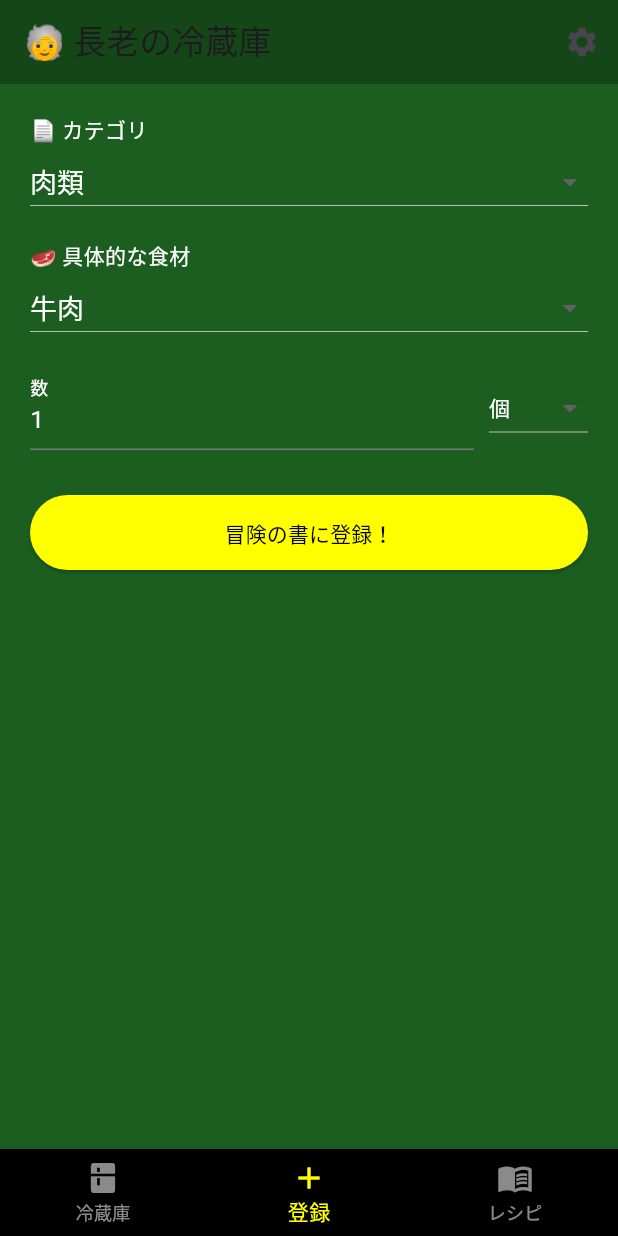
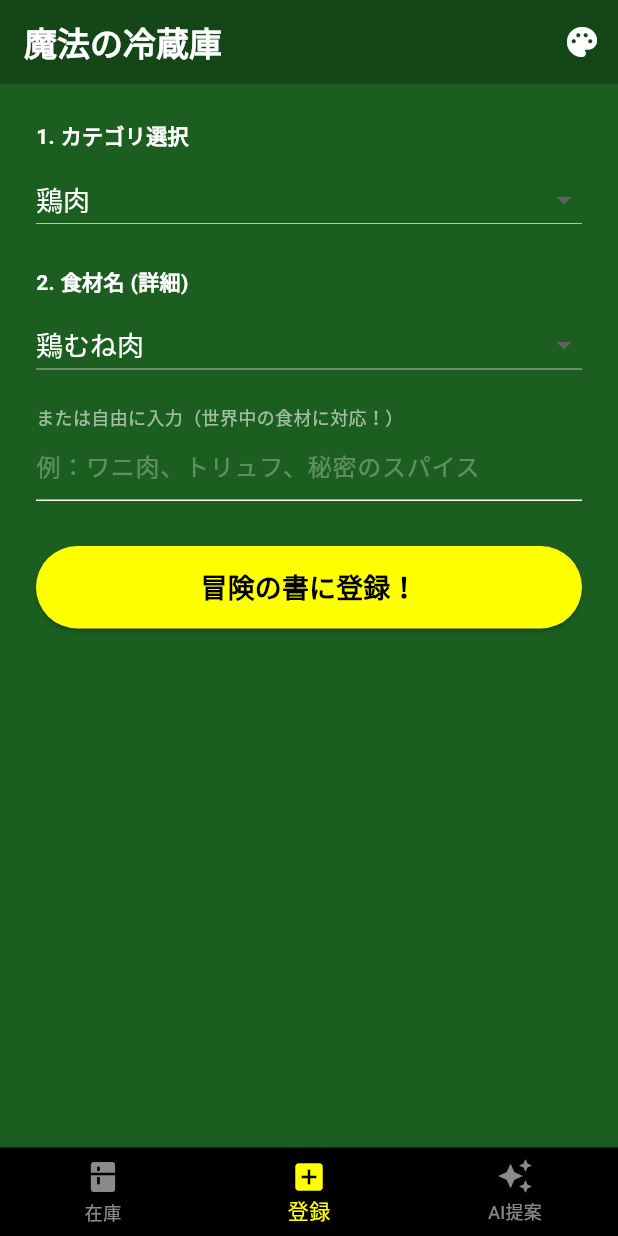
Before and after one commit to cdsa1230126-ai/reizoko_app, a Flutter app: the screen it shows after launch, item 2 of the bottom bar chosen, on a phone screen of 412 x 824 dp. Run offline on Flutter 3.47's test engine with Material 3 defaults, Android fonts, the phone set to English and light mode, and no system bars; our stand-ins replace shared_preferences; missing offline and left inert: dart:js.

Commit message:
2026/4/14/09:17

```diff
--- a/lib/main.dart
+++ b/lib/main.dart
@@ -7,8 +7,10 @@ import 'dart:js' as js;
 
 Future<void> main() async {
   WidgetsFlutterBinding.ensureInitialized();
-  // エラーを避けるため、既存のMyAppではなくReizokoAppを直接起動します
-  runApp(const MaterialApp(home: ReizokoApp(), debugShowCheckedModeBanner: false));
+  runApp(const MaterialApp(
+    home: ReizokoApp(),
+    debugShowCheckedModeBanner: false,
+  ));
 }
 
 class ReizokoApp extends StatefulWidget {
@@ -21,185 +23,146 @@ class _ReizokoAppState extends State<ReizokoApp> with TickerProviderStateMixin {
   int _currentTabIndex = 0;
   int modeIndex = 0;
   List<dynamic> inventory = [];
-  List<dynamic> shoppingList = [];
-  List<dynamic> recentlyConsumed = [];
-  bool autoShoppingAdd = true;
   Color customColor = const Color(0xFF1B5E20);
+  String recipeApiKey = "";
 
-  // 楽天レシピ検索用URL
-  final String recipeSearchBaseUrl = "https://recipe.rakuten.co.jp/search/";
-
-  // --- 食材マスタ (2段階プルダウン用) ---
+  // --- 劇的に拡張した食材マスタ (世界中の詳細な食材に対応) ---
   final Map<String, List<Map<String, dynamic>>> _foodMaster = {
-    "肉類": [
-      {"name": "牛肉", "icon": "🥩", "limit": 3},
-      {"name": "豚肉", "icon": "🥩", "limit": 3},
-      {"name": "鶏肉", "icon": "🍗", "limit": 2},
-      {"name": "ひき肉", "icon": "🥩", "limit": 2},
-      {"name": "ハム・ソーセージ", "icon": "🥓", "limit": 7},
+    "鶏肉": [
+      {"name": "鶏むね肉", "icon": "🍗", "limit": 2},
+      {"name": "鶏もも肉", "icon": "🍗", "limit": 2},
+      {"name": "ささみ", "icon": "🍗", "limit": 2},
+      {"name": "手羽先", "icon": "🍗", "limit": 2},
+      {"name": "鶏ひき肉", "icon": "🥩", "limit": 1},
+    ],
+    "豚肉": [
+      {"name": "豚バラ肉", "icon": "🥩", "limit": 3},
+      {"name": "豚ロース", "icon": "🥩", "limit": 3},
+      {"name": "豚こま切れ", "icon": "🥩", "limit": 3},
+      {"name": "豚ひき肉", "icon": "🥩", "limit": 2},
+    ],
+    "牛肉": [
+      {"name": "牛サーロイン", "icon": "🥩", "limit": 3},
+      {"name": "牛もも肉", "icon": "🥩", "limit": 3},
+      {"name": "牛バラ肉", "icon": "🥩", "limit": 3},
+      {"name": "牛ひき肉", "icon": "🥩", "limit": 2},
     ],
     "魚介類": [
-      {"name": "鮭", "icon": "🐟", "limit": 2},
-      {"name": "鯖", "icon": "🐟", "limit": 2},
-      {"name": "刺身", "icon": "🍣", "limit": 1},
-      {"name": "エビ・カニ", "icon": "🦀", "limit": 2},
+      {"name": "サーモン", "icon": "🐟", "limit": 2},
+      {"name": "真鯛", "icon": "🐟", "limit": 2},
+      {"name": "マグロ赤身", "icon": "🍣", "limit": 1},
+      {"name": "鯖", "icon": "🐟", "limit": 3},
+      {"name": "むきエビ", "icon": "🦐", "limit": 3},
+      {"name": "ホタテ", "icon": "🐚", "limit": 2},
     ],
     "野菜・果物": [
       {"name": "キャベツ", "icon": "🥬", "limit": 7},
-      {"name": "レタス", "icon": "🥗", "limit": 4},
-      {"name": "トマト", "icon": "🍅", "limit": 5},
       {"name": "玉ねぎ", "icon": "🧅", "limit": 21},
-      {"name": "人参", "icon": "🥕", "limit": 14},
-      {"name": "じゃがいも", "icon": "🥔", "limit": 30},
+      {"name": "アボカド", "icon": "🥑", "limit": 5},
+      {"name": "ブロッコリー", "icon": "🥦", "limit": 4},
+      {"name": "パクチー", "icon": "🌿", "limit": 3},
+      {"name": "パプリカ", "icon": "🫑", "limit": 7},
     ],
-    "乳製品・卵": [
-      {"name": "牛乳", "icon": "🥛", "limit": 5},
-      {"name": "卵", "icon": "🥚", "limit": 14},
-      {"name": "チーズ", "icon": "🧀", "limit": 30},
-    ],
-    "主食・その他": [
-      {"name": "米", "icon": "🍚", "limit": 365},
-      {"name": "パン", "icon": "🍞", "limit": 3},
-      {"name": "豆腐", "icon": "⬜", "limit": 3},
-      {"name": "納豆", "icon": "🍱", "limit": 7},
+    "世界・加工品": [
+      {"name": "生ハム", "icon": "🥓", "limit": 10},
+      {"name": "モッツァレラ", "icon": "🧀", "limit": 7},
+      {"name": "キムチ", "icon": "🌶️", "limit": 14},
+      {"name": "ココナッツミルク", "icon": "🥥", "limit": 30},
+      {"name": "ソーセージ", "icon": "🌭", "limit": 10},
     ],
   };
 
-  String _selectedCategory = "肉類";
-  String _selectedFoodName = "牛肉";
-  String selectedIcon = "🥩";
-
-  // 背景色パレット (元の膨大なリストを保持)
-  final List<Map<String, dynamic>> colorPalette = [
-    {"name": "IndianRed", "color": const Color(0xFFCD5C5C)},
-    {"name": "Salmon", "color": const Color(0xFFFA8072)},
-    {"name": "Crimson", "color": const Color(0xFFDC143C)},
-    {"name": "DeepPink", "color": const Color(0xFFFF1493)},
-    {"name": "Coral", "color": const Color(0xFFFF7F50)},
-    {"name": "Orange", "color": const Color(0xFFFFA500)},
-    {"name": "Gold", "color": const Color(0xFFFFD700)},
-    {"name": "Yellow", "color": const Color(0xFFFFFF00)},
-    {"name": "ForestGreen", "color": const Color(0xFF228B22)},
-    {"name": "Teal", "color": const Color(0xFF008080)},
-    {"name": "Navy", "color": const Color(0xFF233B6C)},
-    {"name": "Black", "color": const Color(0xFF000000)},
-    {"name": "山吹色", "color": const Color(0xFFF8B400)},
-    {"name": "真紅", "color": const Color(0xFFB13546)},
-  ];
-
-  final TextEditingController _dateController = TextEditingController(text: "3");
+  String _selectedCategory = "鶏肉";
+  String _selectedFoodName = "鶏むね肉";
+  final TextEditingController _customFoodController = TextEditingController();
   final TextEditingController _countController = TextEditingController(text: "1");
   String _selectedUnit = "個";
-  final List<String> _unitOptions = ["個", "kg", "g", "本", "ml", "L", "パック", "袋"];
 
-  late AnimationController _blinkController;
+  // --- 自動テキストカラー調整ロジック (修正版) ---
+  Color get _dynamicTextColor =>
+      customColor.computeLuminance() > 0.4 ? Colors.black : Colors.white;
 
   @override
   void initState() {
     super.initState();
-    _blinkController = AnimationController(vsync: this, duration: const Duration(milliseconds: 800))..repeat(reverse: true);
     _loadData();
-  }
-
-  @override
-  void dispose() {
-    _blinkController.dispose();
-    _dateController.dispose();
-    _countController.dispose();
-    super.dispose();
-  }
-
-  // --- レシピ検索 (JSで別窓を開く) ---
-  void _openRecipeSearch(String keyword) {
-    final url = "$recipeSearchBaseUrl$keyword/";
-    js.context.callMethod('open', [url]);
-    _speak("${keyword}のレシピを探してきたぞ！");
-  }
-
-  // --- 保存・読み込み ---
-  Future<void> _saveData() async {
-    final prefs = await SharedPreferences.getInstance();
-    await prefs.setInt('modeIndex', modeIndex);
-    await prefs.setString('inventory', jsonEncode(inventory));
-    await prefs.setString('shoppingList', jsonEncode(shoppingList));
-    await prefs.setString('recentlyConsumed', jsonEncode(recentlyConsumed));
-    await prefs.setBool('autoShoppingAdd', autoShoppingAdd);
-    await prefs.setInt('savedColor', customColor.value);
   }
 
   Future<void> _loadData() async {
     final prefs = await SharedPreferences.getInstance();
     setState(() {
-      modeIndex = prefs.getInt('modeIndex') ?? 0;
       inventory = jsonDecode(prefs.getString('inventory') ?? "[]");
-      shoppingList = jsonDecode(prefs.getString('shoppingList') ?? "[]");
-      recentlyConsumed = jsonDecode(prefs.getString('recentlyConsumed') ?? "[]");
-      autoShoppingAdd = prefs.getBool('autoShoppingAdd') ?? true;
+      recipeApiKey = prefs.getString('recipeApiKey') ?? "";
       int? savedColor = prefs.getInt('savedColor');
       if (savedColor != null) customColor = Color(savedColor);
     });
   }
 
-  // --- プルダウン連動 ---
-  void _onCategoryChanged(String? newCat) {
-    if (newCat == null) return;
-    setState(() {
-      _selectedCategory = newCat;
-      _selectedFoodName = _foodMaster[newCat]![0]["name"];
-      _updateAutoFields(_selectedFoodName);
-    });
+  Future<void> _saveData() async {
+    final prefs = await SharedPreferences.getInstance();
+    await prefs.setString('inventory', jsonEncode(inventory));
+    await prefs.setString('recipeApiKey', recipeApiKey);
+    await prefs.setInt('savedColor', customColor.value);
   }
 
-  void _onFoodChanged(String? newName) {
-    if (newName == null) return;
-    setState(() {
-      _selectedFoodName = newName;
-      _updateAutoFields(newName);
-    });
+  @override
+  Widget build(BuildContext context) {
+    return Scaffold(
+      backgroundColor: customColor,
+      appBar: AppBar(
+        title: Text("魔法の冷蔵庫", style: TextStyle(color: _dynamicTextColor, fontWeight: FontWeight.bold)),
+        backgroundColor: Colors.black26,
+        elevation: 0,
+        iconTheme: IconThemeData(color: _dynamicTextColor),
+        actions: [
+          IconButton(
+            icon: Icon(Icons.palette, color: _dynamicTextColor),
+            onPressed: _showColorPicker,
+          ),
+        ],
+      ),
+      body: IndexedStack(
+        index: _currentTabIndex,
+        children: [
+          _buildInventoryView(),
+          _buildAddView(),
+          _buildRecipeSettingView(),
+        ],
+      ),
+      bottomNavigationBar: BottomNavigationBar(
+        currentIndex: _currentTabIndex,
+        onTap: (i) => setState(() => _currentTabIndex = i),
+        backgroundColor: Colors.black,
+        selectedItemColor: Colors.yellowAccent,
+        unselectedItemColor: Colors.white54,
+        items: const [
+          BottomNavigationBarItem(icon: Icon(Icons.kitchen), label: "在庫"),
+          BottomNavigationBarItem(icon: Icon(Icons.add_box), label: "登録"),
+          BottomNavigationBarItem(icon: Icon(Icons.auto_awesome), label: "AI提案"),
+        ],
+      ),
+    );
   }
 
-  void _updateAutoFields(String foodName) {
-    final foodData = _foodMaster[_selectedCategory]!.firstWhere((e) => e["name"] == foodName);
-    selectedIcon = foodData["icon"];
-    _dateController.text = foodData["limit"].toString();
+  // --- 1. 在庫一覧画面 ---
+  Widget _buildInventoryView() {
+    if (inventory.isEmpty) {
+      return Center(child: Text("庫内が空っぽじゃ...", style: TextStyle(color: _dynamicTextColor, fontSize: 18)));
     }
-
-  void _consumeItem(int index) {
-    var item = inventory[index];
-    recentlyConsumed.removeWhere((e) => e["name"] == item["name"]);
-    recentlyConsumed.insert(0, item);
-    if (autoShoppingAdd && !shoppingList.any((s) => s["name"] == item["name"])) {
-      shoppingList.add(item);
-    }
-    _speak("${item["name"]}を使い切ったぞ！");
-    inventory.removeAt(index);
-    _saveData();
-  }
-
-  // --- 各画面のビルド ---
-  Widget _buildInventoryView(Color textColor) {
     return ListView.builder(
       itemCount: inventory.length,
+      padding: const EdgeInsets.all(12),
       itemBuilder: (context, index) {
         final item = inventory[index];
-        final limitDays = int.tryParse(item["limit"].replaceAll(RegExp(r'[^0-9]'), '')) ?? 99;
-        bool shouldBlink = limitDays <= 1;
-
-        return Dismissible(
-          key: UniqueKey(),
-          onDismissed: (dir) => _consumeItem(index),
-          background: Container(color: Colors.red, child: const Icon(Icons.delete, color: Colors.white)),
-          child: Card(
+        return Card(
           color: Colors.black38,
           child: ListTile(
-              leading: Text(item["icon"], style: const TextStyle(fontSize: 28)),
-              title: Text(item["name"], style: const TextStyle(color: Colors.white)),
-              subtitle: Text("あと ${item["count"]} ${item["unit"]}", style: const TextStyle(color: Colors.white70)),
-              trailing: AnimatedBuilder(
-                animation: _blinkController,
-                builder: (ctx, child) => Opacity(opacity: shouldBlink ? _blinkController.value : 1.0,
-                child: Text(item["limit"], style: TextStyle(color: shouldBlink ? Colors.redAccent : Colors.greenAccent, fontWeight: FontWeight.bold))),
-              ),
+            leading: Text(item["icon"] ?? "📦", style: const TextStyle(fontSize: 28)),
+            title: Text(item["name"], style: TextStyle(color: _dynamicTextColor, fontWeight: FontWeight.bold)),
+            subtitle: Text("${item["count"]} ${item["unit"]} | ${item["limit"]}", style: TextStyle(color: _dynamicTextColor.withOpacity(0.7))),
+            trailing: IconButton(
+              icon: const Icon(Icons.delete_outline, color: Colors.redAccent),
+              onPressed: () => setState(() { inventory.removeAt(index); _saveData(); }),
             ),
           ),
         );
@@ -207,96 +170,125 @@ class _ReizokoAppState extends State<ReizokoApp> with TickerProviderStateMixin {
     );
   }
 
-  Widget _buildAddView(Color textColor) {
-    return SingleChildScrollView(padding: const EdgeInsets.all(20), child: Column(crossAxisAlignment: CrossAxisAlignment.start, children: [
-      Text("📄 カテゴリ", style: TextStyle(color: textColor)),
+  // --- 2. 食材登録画面 (世界中の食材・自由入力対応) ---
+  Widget _buildAddView() {
+    return SingleChildScrollView(
+      padding: const EdgeInsets.all(24),
+      child: Column(
+        crossAxisAlignment: CrossAxisAlignment.start,
+        children: [
+          _label("1. カテゴリ選択"),
           DropdownButton<String>(
             value: _selectedCategory,
             isExpanded: true,
             dropdownColor: Colors.grey[900],
-        style: TextStyle(color: textColor, fontSize: 18),
-        items: _foodMaster.keys.map((cat) => DropdownMenuItem(value: cat, child: Text(cat))).toList(),
-        onChanged: _onCategoryChanged,
+            style: TextStyle(color: _dynamicTextColor, fontSize: 18),
+            items: _foodMaster.keys.map((s) => DropdownMenuItem(value: s, child: Text(s))).toList(),
+            onChanged: (v) => setState(() {
+              _selectedCategory = v!;
+              _selectedFoodName = _foodMaster[v]![0]["name"];
+            }),
           ),
-      const SizedBox(height: 15),
-      Text("🥩 具体的な食材", style: TextStyle(color: textColor)),
+          const SizedBox(height: 20),
+          _label("2. 食材名 (詳細)"),
           DropdownButton<String>(
             value: _selectedFoodName,
             isExpanded: true,
             dropdownColor: Colors.grey[900],
-        style: TextStyle(color: textColor, fontSize: 18),
+            style: TextStyle(color: _dynamicTextColor, fontSize: 18),
             items: _foodMaster[_selectedCategory]!.map((f) => DropdownMenuItem(value: f["name"] as String, child: Text(f["name"]))).toList(),
-        onChanged: _onFoodChanged,
+            onChanged: (v) => setState(() => _selectedFoodName = v!),
           ),
           const SizedBox(height: 15),
-      Row(children: [
-        Expanded(child: TextField(controller: _countController, style: TextStyle(color: textColor), decoration: InputDecoration(labelText: "数", labelStyle: TextStyle(color: textColor)))),
-        const SizedBox(width: 10),
-        DropdownButton<String>(value: _selectedUnit, dropdownColor: Colors.black87, style: TextStyle(color: textColor), items: _unitOptions.map((u) => DropdownMenuItem(value: u, child: Text(u))).toList(), onChanged: (v) => setState(() => _selectedUnit = v!)),
-      ]),
+          Text("または自由に入力（世界中の食材に対応！）", style: TextStyle(color: _dynamicTextColor.withOpacity(0.6), fontSize: 12)),
+          TextField(
+            controller: _customFoodController,
+            style: TextStyle(color: _dynamicTextColor),
+            decoration: InputDecoration(
+              hintText: "例：ワニ肉、トリュフ、秘密のスパイス",
+              hintStyle: TextStyle(color: _dynamicTextColor.withOpacity(0.3)),
+              enabledBorder: UnderlineInputBorder(borderSide: BorderSide(color: _dynamicTextColor)),
+            ),
+          ),
           const SizedBox(height: 30),
           ElevatedButton(
-        style: ElevatedButton.styleFrom(backgroundColor: Colors.yellowAccent, minimumSize: const Size(double.infinity, 50)),
+            style: ElevatedButton.styleFrom(backgroundColor: Colors.yellowAccent, minimumSize: const Size(double.infinity, 55)),
             onPressed: () {
-          setState(() => inventory.add({"name": _selectedFoodName, "icon": selectedIcon, "limit": "あと${_dateController.text}日", "count": _countController.text, "unit": _selectedUnit}));
-          _saveData(); setState(() => _currentTabIndex = 0);
+              final finalName = _customFoodController.text.isNotEmpty ? _customFoodController.text : _selectedFoodName;
+              final foodData = _foodMaster[_selectedCategory]?.firstWhere((e) => e["name"] == _selectedFoodName, orElse: () => {"icon": "📦", "limit": 3});
+              setState(() {
+                inventory.add({
+                  "name": finalName,
+                  "icon": foodData!["icon"],
+                  "count": _countController.text,
+                  "unit": "個",
+                  "limit": "あと${foodData["limit"]}日"
+                });
+              });
+              _customFoodController.clear();
+              _saveData();
+              setState(() => _currentTabIndex = 0);
             },
-        child: const Text("冒険の書に登録！", style: TextStyle(color: Colors.black)),
+            child: const Text("冒険の書に登録！", style: TextStyle(color: Colors.black, fontSize: 18, fontWeight: FontWeight.bold)),
           )
-    ]));
-  }
-
-  Widget _buildRecipeView(Color textColor) {
-    if (inventory.isEmpty) return Center(child: Text("庫内が空っぽじゃ...", style: TextStyle(color: textColor)));
-    return ListView(padding: const EdgeInsets.all(16), children: [
-      Text("📜 在庫でおすすめ検索", style: TextStyle(color: textColor, fontSize: 18, fontWeight: FontWeight.bold)),
-      const SizedBox(height: 10),
-      ...inventory.map((item) => Card(color: Colors.black26, child: ListTile(
-        leading: Text(item["icon"]),
-        title: Text(item["name"], style: const TextStyle(color: Colors.white)),
-        trailing: const Icon(Icons.search, color: Colors.yellowAccent),
-        onTap: () => _openRecipeSearch(item["name"]),
-      ))),
-    ]);
-  }
-
-  // --- 設定ダイアログ等 ---
-  void _showColorPicker() {
-    showDialog(context: context, builder: (ctx) => AlertDialog(
-      backgroundColor: Colors.grey[900],
-      title: const Text("背景色", style: TextStyle(color: Colors.white)),
-      content: SizedBox(width: double.maxFinite, child: GridView.builder(shrinkWrap: true, gridDelegate: const SliverGridDelegateWithFixedCrossAxisCount(crossAxisCount: 4), itemCount: colorPalette.length, itemBuilder: (ctx, i) {
-        return GestureDetector(onTap: () { setState(() => customColor = colorPalette[i]["color"]); _saveData(); Navigator.pop(ctx); }, child: Container(margin: const EdgeInsets.all(4), color: colorPalette[i]["color"]));
-      })),
-    ));
-  }
-
-  final List<Map<String, dynamic>> charSettings = [{"name": "🧓 長老"}, {"name": "🧑‍⚕️ 博士"}, {"name": "🕶️ 商人"}];
-  void _speak(String text) { js.context.callMethod('eval', ["""window.speechSynthesis.cancel(); const uttr = new SpeechSynthesisUtterance('$text'); uttr.lang = 'ja-JP'; window.speechSynthesis.speak(uttr);"""]); }
-
-  @override
-  Widget build(BuildContext context) {
-    Color textColor = customColor.computeLuminance() > 0.5 ? Colors.black : Colors.white;
-    return Scaffold(
-      backgroundColor: customColor,
-      appBar: AppBar(title: Text("${charSettings[modeIndex]["name"]}の冷蔵庫"), backgroundColor: Colors.black26, actions: [
-        IconButton(icon: const Icon(Icons.settings), onPressed: () => showDialog(context: context, builder: (ctx) => AlertDialog(
-          title: const Text("設定"),
-          content: Column(mainAxisSize: MainAxisSize.min, children: [
-            ListTile(title: const Text("色を変える"), onTap: () { Navigator.pop(ctx); _showColorPicker(); }),
-            ...List.generate(3, (i) => RadioListTile(value: i, groupValue: modeIndex, title: Text(charSettings[i]["name"]), onChanged: (v) { setState(() => modeIndex = v!); _saveData(); Navigator.pop(ctx); })),
-          ]),
-        ))),
-      ]),
-      body: IndexedStack(index: _currentTabIndex, children: [_buildInventoryView(textColor), _buildAddView(textColor), _buildRecipeView(textColor)]),
-      bottomNavigationBar: BottomNavigationBar(
-        currentIndex: _currentTabIndex,
-        onTap: (i) => setState(() => _currentTabIndex = i),
-        backgroundColor: Colors.black,
-        selectedItemColor: Colors.yellowAccent,
-        unselectedItemColor: Colors.white54,
-        items: const [BottomNavigationBarItem(icon: Icon(Icons.kitchen), label: "冷蔵庫"), BottomNavigationBarItem(icon: Icon(Icons.add), label: "登録"), BottomNavigationBarItem(icon: Icon(Icons.menu_book), label: "レシピ")],
+        ],
       ),
     );
   }
+
+  // --- 3. AIレシピ設定画面 (API初心者向けガイド付き) ---
+  Widget _buildRecipeSettingView() {
+    return SingleChildScrollView(
+      padding: const EdgeInsets.all(24),
+      child: Column(
+        children: [
+          Icon(Icons.auto_awesome, size: 60, color: _dynamicTextColor),
+          const SizedBox(height: 16),
+          Text("AIレシピ提案を解禁する", style: TextStyle(color: _dynamicTextColor, fontSize: 22, fontWeight: FontWeight.bold)),
+          const SizedBox(height: 20),
+          Container(
+            padding: const EdgeInsets.all(16),
+            decoration: BoxDecoration(color: Colors.black26, borderRadius: BorderRadius.circular(12)),
+            child: Text(
+              "冷蔵庫にある食材から、AIがあなただけのレシピを提案します。これにはOpenAIというサービスの「魔法の鍵（APIキー）」が必要です。",
+              style: TextStyle(color: _dynamicTextColor),
+            ),
+          ),
+          const SizedBox(height: 24),
+          TextField(
+            controller: TextEditingController(text: recipeApiKey),
+            obscureText: true,
+            style: TextStyle(color: _dynamicTextColor),
+            decoration: InputDecoration(
+              labelText: "魔法の鍵 (API Key) を入力",
+              labelStyle: TextStyle(color: _dynamicTextColor),
+              border: const OutlineInputBorder(),
+              enabledBorder: OutlineInputBorder(borderSide: BorderSide(color: _dynamicTextColor)),
+            ),
+            onChanged: (v) { recipeApiKey = v; _saveData(); },
+          ),
+          const SizedBox(height: 12),
+          TextButton.icon(
+            icon: const Icon(Icons.help_outline),
+            label: const Text("鍵の入手方法を教えて（初心者向けガイド）"),
+            onPressed: () => js.context.callMethod('open', ['https://platform.openai.com/api-keys']),
+          ),
+        ],
+      ),
+    );
   }
+
+  Widget _label(String text) => Padding(padding: const EdgeInsets.only(bottom: 8), child: Text(text, style: TextStyle(color: _dynamicTextColor, fontWeight: FontWeight.bold)));
+
+  void _showColorPicker() {
+    showDialog(context: context, builder: (ctx) => AlertDialog(
+      title: const Text("背景色を選んでください"),
+      content: Wrap(
+        children: [Colors.red, Colors.blue, Colors.green, Colors.black, Colors.purple, Colors.orange].map((c) => GestureDetector(
+          onTap: () { setState(() => customColor = c); _saveData(); Navigator.pop(ctx); },
+          child: Container(width: 50, height: 50, color: c, margin: const EdgeInsets.all(4)),
+        )).toList(),
+      ),
+    ));
+  }
+}
```
Also changed, not shown: assets/fonts/MaterialIcons-Regular.otf, 3 other files. Lines whose indentation alone changed are shown as unchanged.
